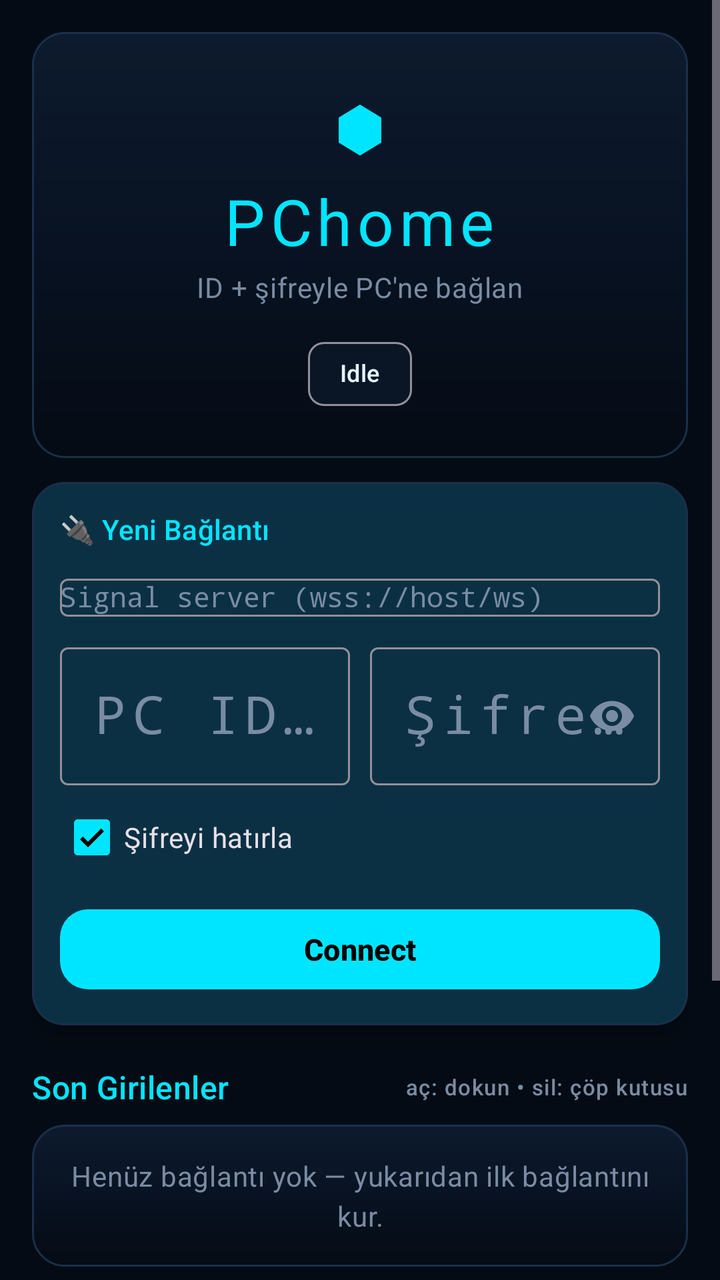
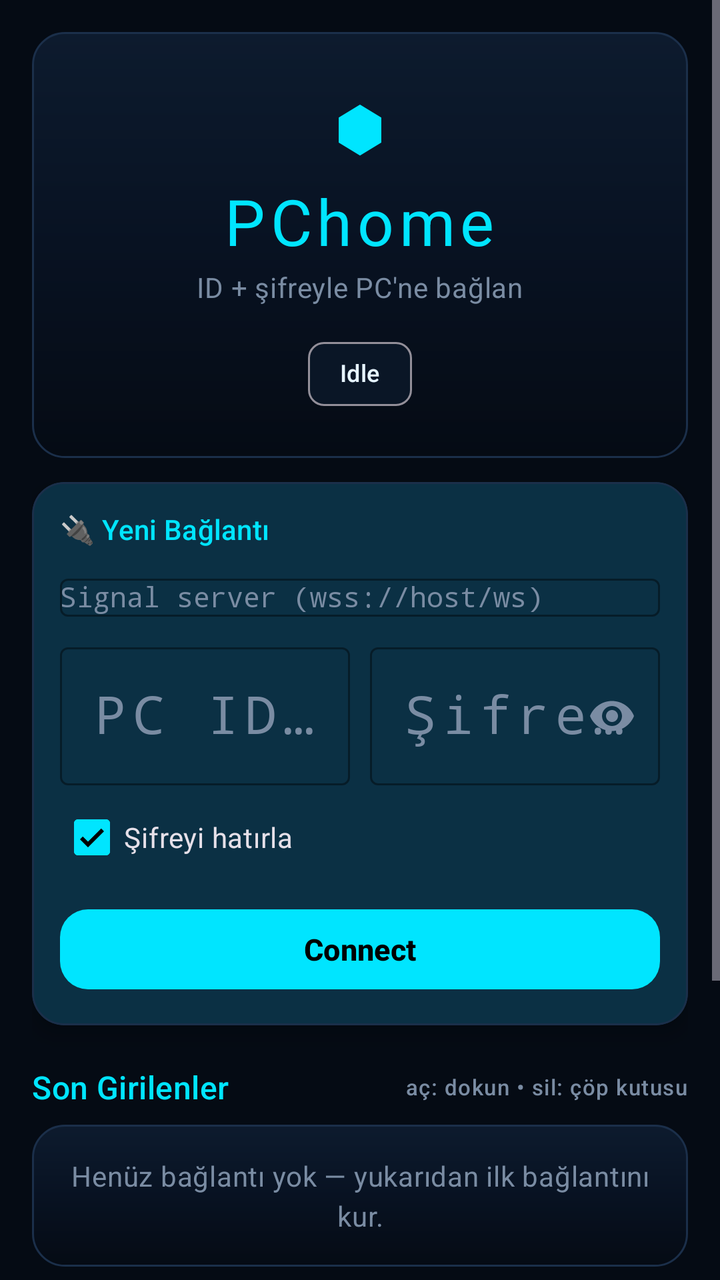

An Android layout rendered at two revisions. The XML below is the earlier revision; the diff shows what the commit changed to produce the second picture.
<!-- AndroidManifest.xml: activity theme Theme.PChome -->
<!-- res/layout/activity_pin.xml -->
<?xml version="1.0" encoding="utf-8"?>
<ScrollView xmlns:android="http://schemas.android.com/apk/res/android"
    xmlns:app="http://schemas.android.com/apk/res-auto"
    android:layout_width="match_parent"
    android:layout_height="match_parent"
    android:fillViewport="true"
    android:background="@color/pchome_background">

    <LinearLayout
        android:layout_width="match_parent"
        android:layout_height="wrap_content"
        android:orientation="vertical"
        android:gravity="center_horizontal"
        android:padding="16dp">

        
        <LinearLayout
            android:layout_width="match_parent"
            android:layout_height="wrap_content"
            android:orientation="vertical"
            android:gravity="center_horizontal"
            android:background="@drawable/bg_neon_header"
            android:padding="18dp">

            <com.google.android.material.textview.MaterialTextView
                android:layout_width="wrap_content"
                android:layout_height="wrap_content"
                android:text="⬢"
                android:textSize="40sp"
                android:textColor="@color/pchome_cyan" />

            <com.google.android.material.textview.MaterialTextView
                android:layout_width="wrap_content"
                android:layout_height="wrap_content"
                android:text="@string/app_name"
                android:textAppearance="?attr/textAppearanceHeadlineLarge"
                android:textColor="@color/pchome_cyan"
                android:letterSpacing="0.08" />

            <com.google.android.material.textview.MaterialTextView
                android:layout_width="wrap_content"
                android:layout_height="wrap_content"
                android:text="@string/connect_subtitle"
                android:textAppearance="?attr/textAppearanceBodyMedium"
                android:textColor="@color/pchome_muted"
                android:layout_marginTop="2dp" />

            <com.google.android.material.chip.Chip
                android:id="@+id/status"
                android:layout_width="wrap_content"
                android:layout_height="wrap_content"
                android:layout_marginTop="10dp"
                android:text="@string/idle"
                android:checkable="false"
                android:textSize="12sp"
                app:chipBackgroundColor="@color/pchome_panel"
                android:textColor="@color/pchome_text" />
        </LinearLayout>

        
        <com.google.android.material.card.MaterialCardView
            android:layout_width="match_parent"
            android:layout_height="wrap_content"
            android:layout_marginTop="12dp"
            style="@style/Widget.PChome.ConnectCard">

            <LinearLayout
                android:layout_width="match_parent"
                android:layout_height="wrap_content"
                android:orientation="vertical"
                android:padding="14dp">

                <com.google.android.material.textview.MaterialTextView
                    android:layout_width="wrap_content"
                    android:layout_height="wrap_content"
                    android:text="@string/connect_card_title"
                    android:textAppearance="?attr/textAppearanceTitleSmall"
                    android:textColor="@color/pchome_cyan"
                    android:layout_marginBottom="10dp" />

                <com.google.android.material.textfield.TextInputLayout
                    android:layout_width="match_parent"
                    android:layout_height="wrap_content"
                    android:hint="@string/signal_server_hint"
                    style="@style/Widget.Material3.TextInputLayout.OutlinedBox">

                    <AutoCompleteTextView
                        android:id="@+id/server"
                        android:layout_width="match_parent"
                        android:layout_height="wrap_content"
                        android:inputType="textUri"
                        android:textSize="14sp"
                        android:fontFamily="monospace" />
                </com.google.android.material.textfield.TextInputLayout>

                <LinearLayout
                    android:layout_width="match_parent"
                    android:layout_height="wrap_content"
                    android:orientation="horizontal"
                    android:layout_marginTop="10dp">

                    <com.google.android.material.textfield.TextInputLayout
                        android:layout_width="0dp"
                        android:layout_height="wrap_content"
                        android:layout_weight="1"
                        android:layout_marginEnd="5dp"
                        android:hint="@string/pc_id_hint"
                        style="@style/Widget.Material3.TextInputLayout.OutlinedBox">

                        <com.google.android.material.textfield.TextInputEditText
                            android:id="@+id/pc_id_input"
                            android:layout_width="match_parent"
                            android:layout_height="wrap_content"
                            android:inputType="number"
                            android:maxLength="6"
                            android:gravity="center"
                            android:textSize="26sp"
                            android:fontFamily="monospace"
                            android:letterSpacing="0.12" />
                    </com.google.android.material.textfield.TextInputLayout>

                    <com.google.android.material.textfield.TextInputLayout
                        android:layout_width="0dp"
                        android:layout_height="wrap_content"
                        android:layout_weight="1"
                        android:layout_marginStart="5dp"
                        android:hint="@string/password_hint"
                        app:endIconMode="password_toggle"
                        style="@style/Widget.Material3.TextInputLayout.OutlinedBox">

                        <com.google.android.material.textfield.TextInputEditText
                            android:id="@+id/password_input"
                            android:layout_width="match_parent"
                            android:layout_height="wrap_content"
                            android:inputType="numberPassword"
                            android:maxLength="6"
                            android:gravity="center"
                            android:textSize="26sp"
                            android:fontFamily="monospace"
                            android:letterSpacing="0.12" />
                    </com.google.android.material.textfield.TextInputLayout>
                </LinearLayout>

                <com.google.android.material.checkbox.MaterialCheckBox
                    android:id="@+id/remember_check"
                    android:layout_width="wrap_content"
                    android:layout_height="wrap_content"
                    android:layout_gravity="start"
                    android:text="@string/remember_password"
                    android:checked="true"
                    android:layout_marginTop="2dp" />

                <com.google.android.material.button.MaterialButton
                    android:id="@+id/connect_button"
                    android:layout_width="match_parent"
                    android:layout_height="wrap_content"
                    android:text="@string/connect"
                    android:layout_marginTop="8dp"
                    style="@style/Widget.PChome.Button" />
            </LinearLayout>
        </com.google.android.material.card.MaterialCardView>

        
        <com.google.android.material.card.MaterialCardView
            android:id="@+id/update_card"
            android:layout_width="match_parent"
            android:layout_height="wrap_content"
            android:layout_marginTop="12dp"
            android:visibility="gone"
            app:cardCornerRadius="12dp"
            app:strokeWidth="1dp"
            app:strokeColor="@color/pchome_cyan">

            <LinearLayout
                android:layout_width="match_parent"
                android:layout_height="wrap_content"
                android:orientation="horizontal"
                android:gravity="center_vertical"
                android:padding="12dp">

                <com.google.android.material.textview.MaterialTextView
                    android:id="@+id/update_banner"
                    android:layout_width="0dp"
                    android:layout_height="wrap_content"
                    android:layout_weight="1"
                    android:textAppearance="?attr/textAppearanceBodyMedium"
                    android:textColor="@color/pchome_text" />

                <com.google.android.material.button.MaterialButton
                    android:id="@+id/update_button"
                    android:layout_width="wrap_content"
                    android:layout_height="wrap_content"
                    android:text="@string/update_now" />
            </LinearLayout>
        </com.google.android.material.card.MaterialCardView>

        
        <LinearLayout
            android:layout_width="match_parent"
            android:layout_height="wrap_content"
            android:orientation="horizontal"
            android:gravity="center_vertical"
            android:layout_marginTop="20dp"
            android:layout_marginBottom="8dp">

            <com.google.android.material.textview.MaterialTextView
                android:layout_width="0dp"
                android:layout_height="wrap_content"
                android:layout_weight="1"
                android:text="@string/recent_title"
                android:textAppearance="?attr/textAppearanceTitleMedium"
                android:textColor="@color/pchome_cyan" />

            <com.google.android.material.textview.MaterialTextView
                android:layout_width="wrap_content"
                android:layout_height="wrap_content"
                android:text="@string/recent_hint"
                android:textAppearance="?attr/textAppearanceLabelSmall"
                android:textColor="@color/pchome_muted" />
        </LinearLayout>

        <com.google.android.material.textview.MaterialTextView
            android:id="@+id/recent_empty"
            android:layout_width="match_parent"
            android:layout_height="wrap_content"
            android:text="@string/recent_empty"
            android:textAppearance="?attr/textAppearanceBodyMedium"
            android:textColor="@color/pchome_muted"
            android:gravity="center"
            android:padding="16dp"
            android:background="@drawable/bg_neon_header" />

        <androidx.recyclerview.widget.RecyclerView
            android:id="@+id/recent_grid"
            android:layout_width="match_parent"
            android:layout_height="wrap_content"
            android:nestedScrollingEnabled="false"
            android:clipToPadding="false" />

        
        <com.google.android.material.card.MaterialCardView
            android:layout_width="match_parent"
            android:layout_height="wrap_content"
            android:layout_marginTop="16dp"
            style="@style/Widget.PChome.ConnectCard">

            <LinearLayout
                android:layout_width="match_parent"
                android:layout_height="wrap_content"
                android:orientation="vertical"
                android:padding="14dp">

                <com.google.android.material.textview.MaterialTextView
                    android:layout_width="wrap_content"
                    android:layout_height="wrap_content"
                    android:text="@string/gesture_hint_title"
                    android:textAppearance="?attr/textAppearanceTitleSmall"
                    android:textColor="@color/pchome_cyan"
                    android:layout_marginBottom="6dp" />

                <com.google.android.material.textview.MaterialTextView
                    android:layout_width="wrap_content"
                    android:layout_height="wrap_content"
                    android:text="@string/gesture_hint_body"
                    android:textAppearance="?attr/textAppearanceBodySmall"
                    android:textColor="@color/pchome_muted"
                    android:lineSpacingExtra="3dp" />
            </LinearLayout>
        </com.google.android.material.card.MaterialCardView>

        <com.google.android.material.textview.MaterialTextView
            android:id="@+id/version_footer"
            android:layout_width="wrap_content"
            android:layout_height="wrap_content"
            android:textAppearance="?attr/textAppearanceLabelSmall"
            android:textColor="@color/pchome_muted"
            android:layout_marginTop="14dp"
            android:layout_marginBottom="8dp" />

    </LinearLayout>
</ScrollView>
<!-- resources referenced by this layout -->
<resources>
  <color name="pchome_background">#FF050B14</color>
  <color name="pchome_cyan">#FF00E5FF</color>
  <color name="pchome_muted">#FF7A8CA3</color>
  <color name="pchome_panel">#FF0A1626</color>
  <color name="pchome_text">#FFE6F4FF</color>
  <!-- drawable bg_neon_header (drawable) -->
  <?xml version="1.0" encoding="utf-8"?>
  <shape xmlns:android="http://schemas.android.com/apk/res/android"
      android:shape="rectangle">
      <gradient
          android:angle="270"
          android:startColor="#FF0D1B2E"
          android:centerColor="#FF081222"
          android:endColor="#FF050B14" />
      <corners android:radius="16dp" />
      <stroke
          android:width="1dp"
          android:color="@color/pchome_border" />
  </shape>
  <string name="app_name">PChome</string>
  <string name="connect">Connect</string>
  <string name="connect_card_title">🔌 Yeni Bağlantı</string>
  <string name="connect_subtitle">ID + şifreyle PC\'ne bağlan</string>
  <string name="gesture_hint_body">• Dokun: sol tık\n• Uzun bas: sağ tık\n• Çift dokun: çift tık\n• İki parmak: kaydır\n• TOUCHPAD kipi: telefon touchpad gibi çalışır</string>
  <string name="gesture_hint_title">👆 Kumanda hareketleri</string>
  <string name="idle">Idle</string>
  <string name="password_hint">Şifre (6 hane)</string>
  <string name="pc_id_hint">PC ID (6 hane)</string>
  <string name="recent_empty">Henüz bağlantı yok — yukarıdan ilk bağlantını kur.</string>
  <string name="recent_hint">aç: dokun • sil: çöp kutusu</string>
  <string name="recent_title">Son Girilenler</string>
  <string name="remember_password">Şifreyi hatırla</string>
  <string name="signal_server_hint">Signal server (wss://host/ws)</string>
  <string name="update_now">Güncelle</string>
  <style name="Widget.PChome.Button" parent="Widget.Material3.Button">
          <item name="backgroundTint">@color/pchome_cyan</item>
          <item name="android:textColor">@color/black</item>
          <item name="android:textStyle">bold</item>
          <item name="android:textSize">15sp</item>
          <item name="cornerRadius">14dp</item>
      </style>
  <style name="Widget.PChome.ConnectCard" parent="Widget.Material3.CardView.Elevated">
          <item name="cardBackgroundColor">@color/pchome_surface</item>
          <item name="cardCornerRadius">16dp</item>
          <item name="cardElevation">6dp</item>
          <item name="strokeColor">@color/pchome_border</item>
          <item name="strokeWidth">1dp</item>
      </style>
  <style name="Theme.PChome" parent="Theme.Material3.Dark">
          <item name="colorPrimary">@color/pchome_cyan</item>
          <item name="colorPrimaryVariant">@color/pchome_cyan</item>
          <item name="colorOnPrimary">@color/black</item>
          <item name="colorSecondary">@color/pchome_blue</item>
          <item name="colorSecondaryVariant">@color/pchome_blue</item>
          <item name="colorOnSecondary">@color/white</item>
          <item name="android:colorBackground">@color/pchome_background</item>
          <item name="colorSurface">@color/pchome_surface</item>
          <item name="colorSurfaceVariant">@color/pchome_panel</item>
          <item name="colorOnSurface">@color/pchome_text</item>
          <item name="colorOnSurfaceVariant">@color/pchome_muted</item>
          <item name="colorError">@color/pchome_danger</item>
          <item name="android:statusBarColor">@android:color/transparent</item>
          <item name="android:navigationBarColor">@android:color/transparent</item>
          <item name="android:windowLightStatusBar">false</item>
          <item name="textInputStyle">@style/Widget.Material3.TextInputLayout.OutlinedBox</item>
      </style>
  <color name="pchome_border">#FF1B2F4A</color>
  <color name="black">#FF000000</color>
  <color name="pchome_surface">#FF0D1B2E</color>
  <color name="pchome_blue">#FF0A84FF</color>
  <color name="white">#FFFFFFFF</color>
  <color name="pchome_danger">#FFFF2A55</color>
</resources>

<!-- the commit's change to res/layout/activity_pin.xml (unified diff, before → after) -->
@@ -82,6 +82,10 @@
                     android:layout_width="match_parent"
                     android:layout_height="wrap_content"
                     android:hint="@string/signal_server_hint"
+                    app:boxStrokeColor="@color/pchome_cyan"
+                    app:boxStrokeWidth="1dp"
+                    app:boxStrokeWidthFocused="2dp"
+                    app:hintTextColor="@color/pchome_muted"
                     style="@style/Widget.Material3.TextInputLayout.OutlinedBox">
 
                     <AutoCompleteTextView
@@ -89,7 +93,9 @@
                         android:layout_width="match_parent"
                         android:layout_height="wrap_content"
                         android:inputType="textUri"
+                        android:imeOptions="actionNext"
                         android:textSize="14sp"
+                        android:textColor="@color/pchome_text"
                         android:fontFamily="monospace" />
                 </com.google.android.material.textfield.TextInputLayout>
 
@@ -105,6 +111,10 @@
                         android:layout_weight="1"
                         android:layout_marginEnd="5dp"
                         android:hint="@string/pc_id_hint"
+                        app:boxStrokeColor="@color/pchome_cyan"
+                        app:boxStrokeWidth="1dp"
+                        app:boxStrokeWidthFocused="2dp"
+                        app:hintTextColor="@color/pchome_muted"
                         style="@style/Widget.Material3.TextInputLayout.OutlinedBox">
 
                         <com.google.android.material.textfield.TextInputEditText
@@ -112,9 +122,11 @@
                             android:layout_width="match_parent"
                             android:layout_height="wrap_content"
                             android:inputType="number"
+                            android:imeOptions="actionNext"
                             android:maxLength="6"
                             android:gravity="center"
                             android:textSize="26sp"
+                            android:textColor="@color/pchome_text"
                             android:fontFamily="monospace"
                             android:letterSpacing="0.12" />
                     </com.google.android.material.textfield.TextInputLayout>
@@ -126,6 +138,10 @@
                         android:layout_marginStart="5dp"
                         android:hint="@string/password_hint"
                         app:endIconMode="password_toggle"
+                        app:boxStrokeColor="@color/pchome_cyan"
+                        app:boxStrokeWidth="1dp"
+                        app:boxStrokeWidthFocused="2dp"
+                        app:hintTextColor="@color/pchome_muted"
                         style="@style/Widget.Material3.TextInputLayout.OutlinedBox">
 
                         <com.google.android.material.textfield.TextInputEditText
@@ -133,9 +149,11 @@
                             android:layout_width="match_parent"
                             android:layout_height="wrap_content"
                             android:inputType="numberPassword"
+                            android:imeOptions="actionDone"
                             android:maxLength="6"
                             android:gravity="center"
                             android:textSize="26sp"
+                            android:textColor="@color/pchome_text"
                             android:fontFamily="monospace"
                             android:letterSpacing="0.12" />
                     </com.google.android.material.textfield.TextInputLayout>
